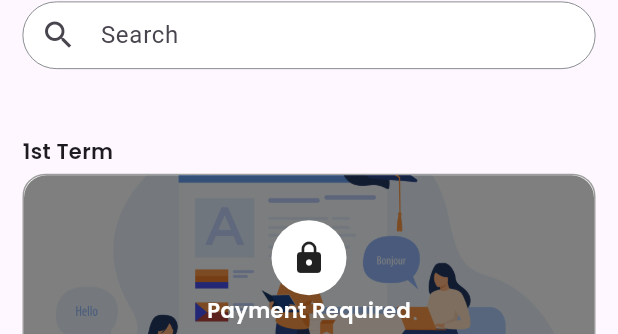
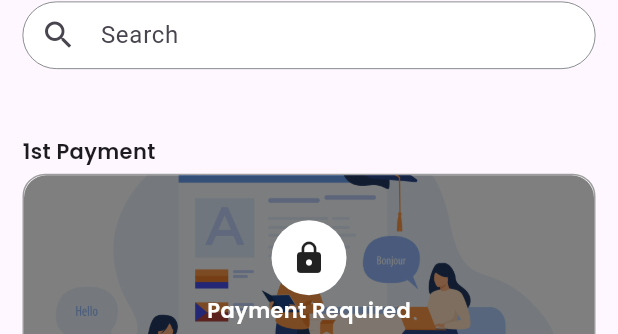
Before and after one commit to IT21175466/koreanLMS, a Flutter app: the HomeTab widget shown alone on an empty page, opened directly, on a phone screen of 412 x 824 dp. Shown: the part 195-529 px from the top of the screen. Run offline on Flutter 3.47's test engine with Material 3 defaults, Android fonts, the phone set to English and light mode, and no system bars; our stand-ins replace carousel_slider, cloud_firestore, firebase_auth, firebase_core, pinput, shared_preferences; missing offline and left inert: fl_country_code_picker; accounts and stored records are empty; network calls fail.

Commit message:
Update home_tab.dart

```diff
--- a/lib/screens/home_screen/tabs/home_tab.dart
+++ b/lib/screens/home_screen/tabs/home_tab.dart
@@ -89,7 +89,7 @@ class _HomeTabState extends State<HomeTab> {
                 crossAxisAlignment: CrossAxisAlignment.start,
                 children: [
                   Text(
-                    '1st Term',
+                    '1st Payment',
                     style: TextStyle(
                       fontFamily: 'Poppins',
                       fontWeight: FontWeight.w600,
```
